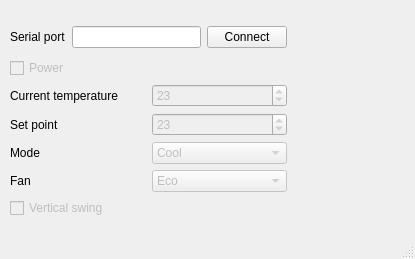
First picture: the form in Simulators/CN_WIRED/ACSimulator/mainwindow.ui, repository Sonic-Amiga/ESP8266-Faikin, before the edit.
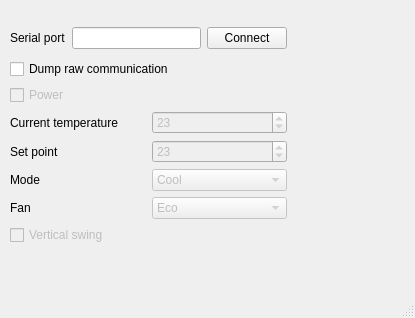
Second picture: the form after the edit.

Commit message:
Simulators/CN_WIRED: Support raw dump disable
Sometimes not interesting; let's provide the user for enable/disable when
needed.

Diff of the .ui file:
```diff
--- a/Simulators/CN_WIRED/ACSimulator/mainwindow.ui
+++ b/Simulators/CN_WIRED/ACSimulator/mainwindow.ui
@@ -7,7 +7,7 @@
     <x>0</x>
     <y>0</y>
     <width>415</width>
-    <height>259</height>
+    <height>318</height>
    </rect>
   </property>
   <property name="windowTitle">
@@ -18,9 +18,9 @@
     <property name="geometry">
      <rect>
       <x>10</x>
-      <y>22</y>
+      <y>23</y>
       <width>277</width>
-      <height>202</height>
+      <height>228</height>
      </rect>
     </property>
     <layout class="QVBoxLayout" name="verticalLayout">
@@ -48,6 +48,13 @@
      <item>
       <layout class="QGridLayout" name="gridLayout">
        <item row="0" column="0">
+        <widget class="QCheckBox" name="dumpAllPackets">
+         <property name="text">
+          <string>Dump raw communication</string>
+         </property>
+        </widget>
+       </item>
+       <item row="1" column="0">
         <widget class="QCheckBox" name="powerState">
          <property name="enabled">
           <bool>false</bool>
@@ -60,7 +67,7 @@
          </property>
         </widget>
        </item>
-       <item row="1" column="0">
+       <item row="2" column="0">
         <layout class="QHBoxLayout" name="horizontalLayout">
          <item>
           <widget class="QLabel" name="label">
@@ -84,7 +91,7 @@
          </item>
         </layout>
        </item>
-       <item row="2" column="0">
+       <item row="3" column="0">
         <layout class="QHBoxLayout" name="horizontalLayout_2">
          <item>
           <widget class="QLabel" name="label_2">
@@ -108,7 +115,7 @@
          </item>
         </layout>
        </item>
-       <item row="3" column="0">
+       <item row="4" column="0">
         <layout class="QHBoxLayout" name="horizontalLayout_3">
          <item>
           <widget class="QLabel" name="label_3">
@@ -151,7 +158,7 @@
          </item>
         </layout>
        </item>
-       <item row="4" column="0">
+       <item row="5" column="0">
         <layout class="QHBoxLayout" name="horizontalLayout_5">
          <item>
           <widget class="QLabel" name="label_5">
@@ -199,7 +206,7 @@
          </item>
         </layout>
        </item>
-       <item row="5" column="0">
+       <item row="6" column="0">
         <widget class="QCheckBox" name="vSwing">
          <property name="enabled">
           <bool>false</bool>
```
The commit also changes 4 other files.
